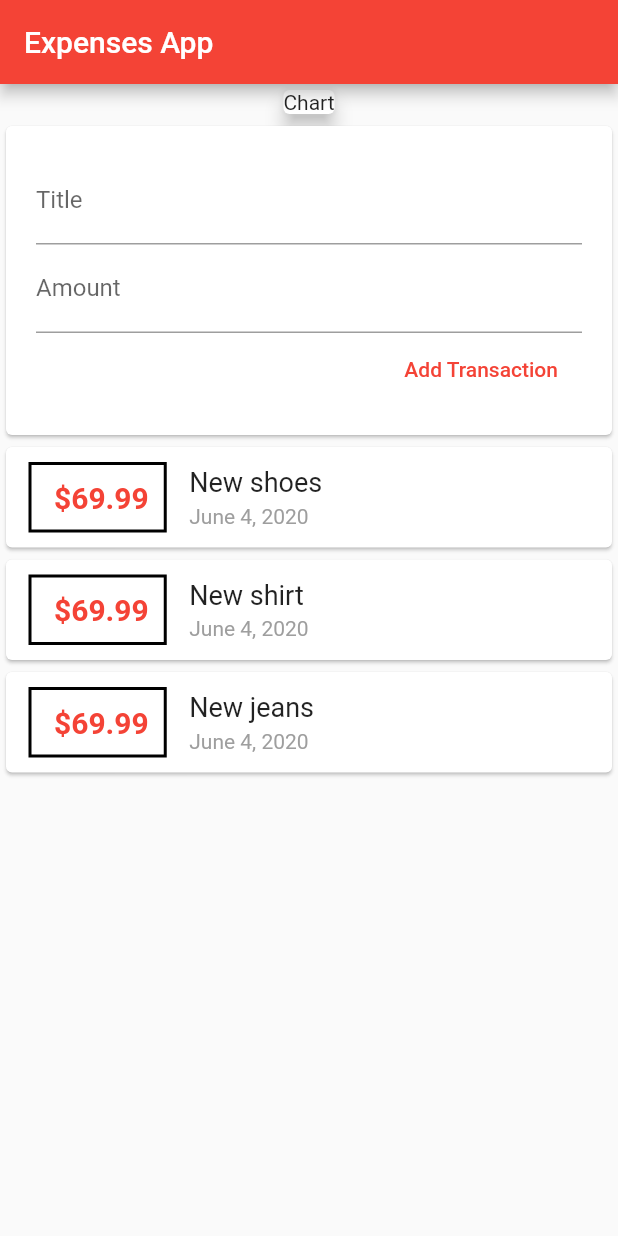
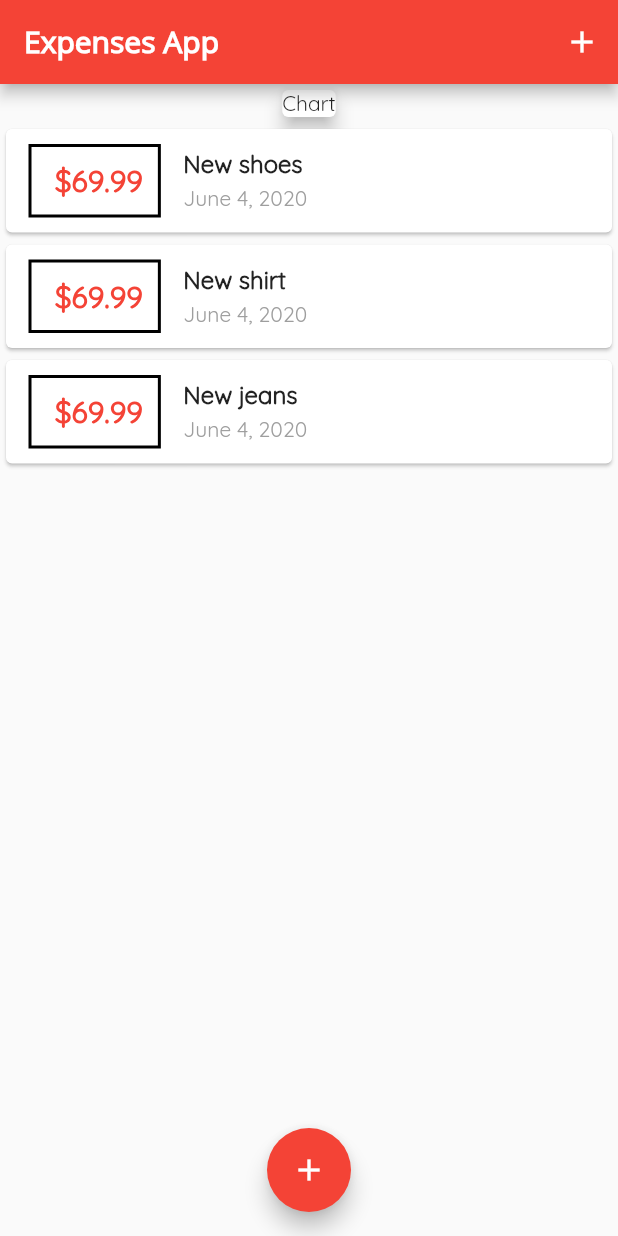
Before and after one commit to akashjindal347/Flutter-Mini-Projects, a Flutter app: the screen it shows after launch, on a phone screen of 412 x 824 dp. Run offline on Flutter 3.47's test engine with Material 2 defaults, Android fonts, the phone set to English and light mode, and no system bars.

```diff
--- a/Expenses App/lib/main.dart
+++ b/Expenses App/lib/main.dart
@@ -8,16 +8,54 @@ void main() {
   runApp(MyApp());
 }
 
-class MyApp extends StatelessWidget {
-  final List<Transaction> transactions = [];
+class MyApp extends StatefulWidget {
+  @override
+  _MyAppState createState() => _MyAppState();
+}
+
+class _MyAppState extends State<MyApp> {
+  final List<Transaction> userTransactions = [
+    Transaction(
+        id: 't1', title: "New shoes", amount: 69.99, date: DateTime.now()),
+    Transaction(
+        id: 't2', title: "New shirt", amount: 69.99, date: DateTime.now()),
+    Transaction(
+        id: 't3', title: "New jeans", amount: 69.99, date: DateTime.now()),
+  ];
+
+  void addTransaction(String txtitle,String txamount)
+  {
+    final amount = double.parse(txamount);
+    final newTx = Transaction(id: DateTime.now().toString(), title: txtitle, amount: amount, date: DateTime.now());
+
+    setState(() {
+      userTransactions.add(newTx);
+    });
+  }
+
+  void _startAddTransaction(BuildContext ctx)
+  {
+    showModalBottomSheet(context: ctx,
+    builder: (_) {
+      return NewTransaction(addTransaction);
+
+    },);
+  }
 
   @override
   Widget build(BuildContext context) {
     return MaterialApp(
+      theme: ThemeData(
+        primarySwatch: Colors.red,
+        fontFamily: 'Quicksand',
+      ),
       home: Scaffold(
         appBar: AppBar(
-          title: Text("Expenses App"),
-          backgroundColor: Colors.red,
+          title: Text("Expenses App", style: TextStyle(fontFamily: 'OpenSans',fontWeight: FontWeight.bold),),
+          // backgroundColor: Colors.red,
+          actions: <Widget>[
+            IconButton(icon: Icon(Icons.add), onPressed: ()=>_startAddTransaction(context))
+          ],
         ),
         body: SingleChildScrollView(
                   child: Container(
@@ -29,10 +67,15 @@ class MyApp extends StatelessWidget {
                   child: Container(child: Text("Chart")),
                   elevation: 5,
                 ),
-                UserTransactions(),
+                TransactionList(userTransactions),
               ],
             ),
           ),
+        ),
+        floatingActionButtonLocation: FloatingActionButtonLocation.centerFloat,
+        floatingActionButton: Builder(builder: (context){
+          return FloatingActionButton(onPressed: ()=>_startAddTransaction(context), child: Icon(Icons.add),);
+        }
         ),
       ),
     );
--- a/Expenses App/lib/widgets/transaction_list.dart
+++ b/Expenses App/lib/widgets/transaction_list.dart
@@ -13,7 +13,7 @@ class TransactionList extends StatelessWidget {
   @override
   Widget build(BuildContext context) {
     return  Container(
-      height: 400,
+      height: 320,
       child: ListView.builder(
             itemBuilder: (ctx,index){
               return Card(
@@ -22,11 +22,11 @@ class TransactionList extends StatelessWidget {
                     Container(
                       margin: EdgeInsets.symmetric(vertical: 10, horizontal: 15),
                       child: Text(
-                        ' \$${userTransactions[index].amount}',
+                        ' \$${userTransactions[index].amount.toStringAsFixed(2)}',
                         style: TextStyle(
                           fontWeight: FontWeight.bold,
                           fontSize: 20,
-                          color: Colors.red,
+                          color: Theme.of(context).primaryColor,
                         ),
                       ),
                       decoration: BoxDecoration(
@@ -40,7 +40,8 @@ class TransactionList extends StatelessWidget {
                           Text(
                             userTransactions[index].title,
                             style: TextStyle(
-                              fontSize: 18,
+                              fontSize: 16,
+                              fontWeight: FontWeight.bold,
                             ),
                           ),
                           Padding(padding: EdgeInsets.symmetric(vertical: 2)),
--- a/Expenses App/lib/widgets/user_transactions.dart
+++ b/Expenses App/lib/widgets/user_transactions.dart
@@ -3,38 +3,18 @@ import 'package:testApp/widgets/new_transaction.dart';
 import 'package:testApp/widgets/transaction_list.dart';
 import '../models/transaction.dart';
 
-class UserTransactions extends StatefulWidget {
 
-  @override
-  _UserTransactionsState createState() => _UserTransactionsState();
-}
 
-class _UserTransactionsState extends State<UserTransactions> {
+class UserTransactions extends StatelessWidget {
 
-   final List<Transaction> userTransactions = [
-    Transaction(
-        id: 't1', title: "New shoes", amount: 69.99, date: DateTime.now()),
-    Transaction(
-        id: 't2', title: "New shirt", amount: 69.99, date: DateTime.now()),
-    Transaction(
-        id: 't3', title: "New jeans", amount: 69.99, date: DateTime.now()),
-  ];
+   final List<Transaction> userTransactions;
 
-  void addTransaction(String txtitle,String txamount)
-  {
-    final amount = double.parse(txamount);
-    final newTx = Transaction(id: DateTime.now().toString(), title: txtitle, amount: amount, date: DateTime.now());
-
-    setState(() {
-      userTransactions.add(newTx);
-    });
-  }
+   UserTransactions(this.userTransactions);
 
   @override
   Widget build(BuildContext context) {
     return Column(
       children: <Widget>[
-        NewTransaction(addTransaction),
         TransactionList(userTransactions)
       ],
     );
```
Also changed, not shown: Expenses App/lib/widgets/new_transaction.dart (+28 -4 lines), Expenses App/pubspec.yaml (+9 -11 lines), Expenses App/assets/fonts/OpenSans-Regular.ttf (added), Expenses App/assets/fonts/Quicksand-Regular.ttf (added).
